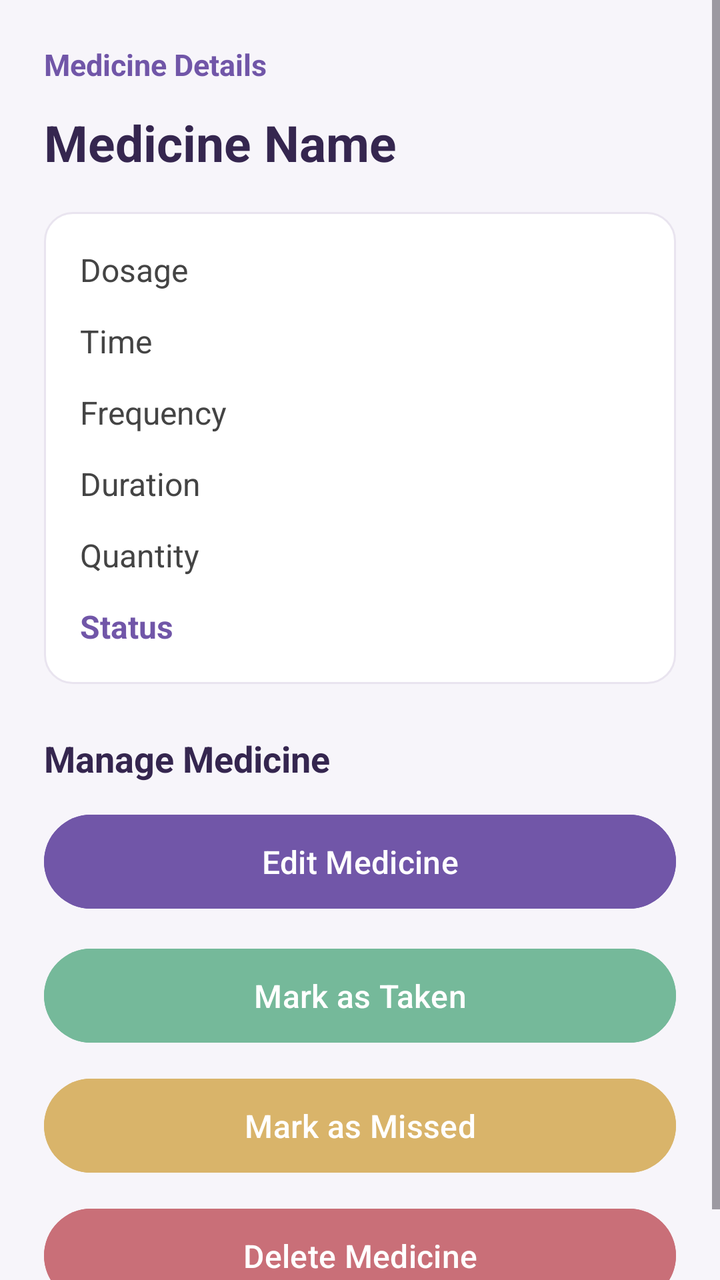
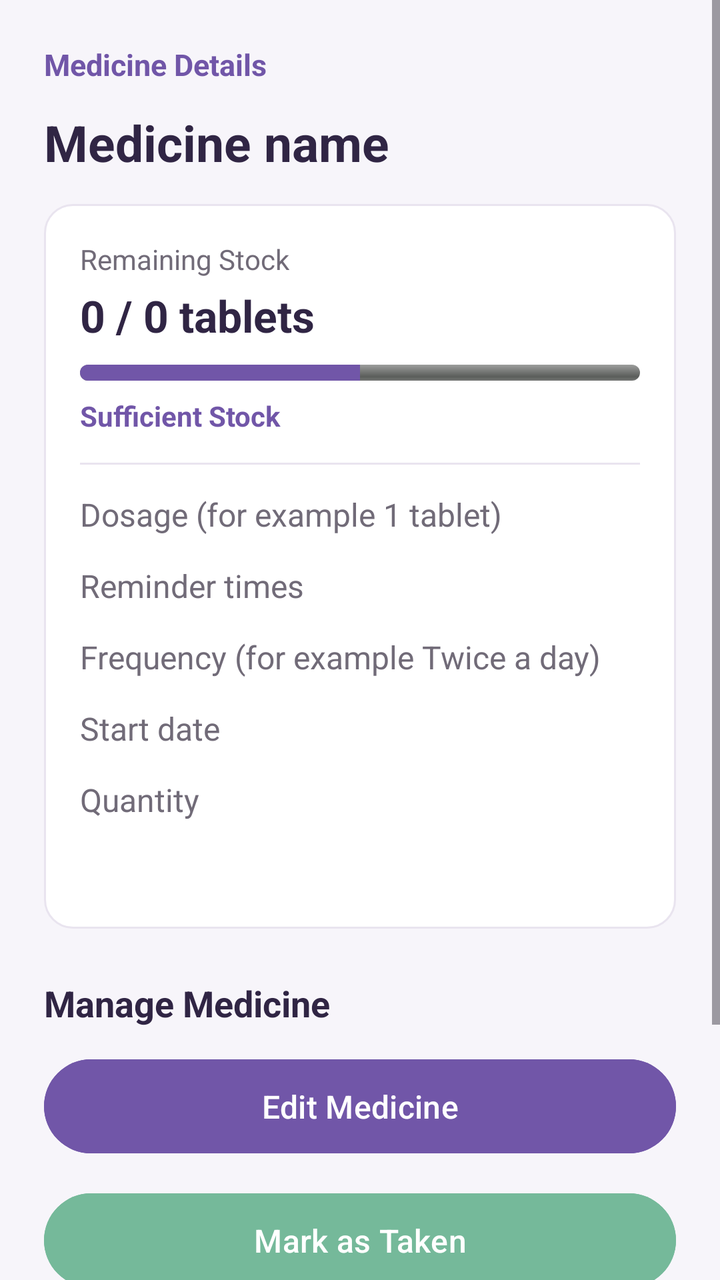

Before-and-after screenshots of an Android layout around one commit, followed by the original layout XML and the change that was made.
<!-- AndroidManifest.xml: application theme Theme.MediTrack -->
<!-- res/layout/activity_medicine_details.xml -->
<ScrollView xmlns:android="http://schemas.android.com/apk/res/android"
    android:layout_width="match_parent"
    android:layout_height="match_parent"
    android:background="#F7F5FA"
    android:fillViewport="true">

    <LinearLayout
        android:layout_width="match_parent"
        android:layout_height="wrap_content"
        android:orientation="vertical"
        android:padding="22dp">

        <TextView
            android:layout_width="match_parent"
            android:layout_height="wrap_content"
            android:text="Medicine Details"
            android:textColor="#7156A8"
            android:textSize="15sp"
            android:textStyle="bold"
            android:layout_marginBottom="12dp" />

        <TextView
            android:id="@+id/tvDetailName"
            android:layout_width="match_parent"
            android:layout_height="wrap_content"
            android:text="Medicine Name"
            android:textSize="25sp"
            android:textStyle="bold"
            android:textColor="#35264F"
            android:paddingBottom="18dp" />

        <LinearLayout
            android:layout_width="match_parent"
            android:layout_height="wrap_content"
            android:orientation="vertical"
            android:padding="18dp"
            android:background="@drawable/card_white">

            <TextView
                android:id="@+id/tvDetailDosage"
                android:layout_width="match_parent"
                android:layout_height="wrap_content"
                android:text="Dosage"
                android:textSize="16sp"
                android:textColor="#444444"
                android:paddingBottom="14dp" />

            <TextView
                android:id="@+id/tvDetailTime"
                android:layout_width="match_parent"
                android:layout_height="wrap_content"
                android:text="Time"
                android:textSize="16sp"
                android:textColor="#444444"
                android:paddingBottom="14dp" />

            <TextView
                android:id="@+id/tvDetailFrequency"
                android:layout_width="match_parent"
                android:layout_height="wrap_content"
                android:text="Frequency"
                android:textSize="16sp"
                android:textColor="#444444"
                android:paddingBottom="14dp" />

            <TextView
                android:id="@+id/tvDetailDates"
                android:layout_width="match_parent"
                android:layout_height="wrap_content"
                android:text="Duration"
                android:textSize="16sp"
                android:textColor="#444444"
                android:paddingBottom="14dp" />

            <TextView
                android:id="@+id/tvDetailQuantity"
                android:layout_width="match_parent"
                android:layout_height="wrap_content"
                android:text="Quantity"
                android:textSize="16sp"
                android:textColor="#444444"
                android:paddingBottom="14dp" />

            <TextView
                android:id="@+id/tvDetailStatus"
                android:layout_width="match_parent"
                android:layout_height="wrap_content"
                android:text="Status"
                android:textSize="16sp"
                android:textStyle="bold"
                android:textColor="#7156A8" />

        </LinearLayout>

        <TextView
            android:layout_width="match_parent"
            android:layout_height="wrap_content"
            android:text="Manage Medicine"
            android:textSize="18sp"
            android:textStyle="bold"
            android:textColor="#35264F"
            android:layout_marginTop="25dp"
            android:layout_marginBottom="12dp" />

        <Button
            android:id="@+id/btnEditMedicine"
            android:layout_width="match_parent"
            android:layout_height="55dp"
            android:text="Edit Medicine"
            android:textAllCaps="false"
            android:textSize="16sp"
            android:backgroundTint="#7156A8"
            android:textColor="#FFFFFF"
            android:layout_marginBottom="12dp" />

        <Button
            android:id="@+id/btnMarkTaken"
            android:layout_width="match_parent"
            android:layout_height="55dp"
            android:text="Mark as Taken"
            android:textAllCaps="false"
            android:textSize="16sp"
            android:backgroundTint="#75B99A"
            android:textColor="#FFFFFF"
            android:layout_marginBottom="10dp" />

        <Button
            android:id="@+id/btnMarkMissed"
            android:layout_width="match_parent"
            android:layout_height="55dp"
            android:text="Mark as Missed"
            android:textAllCaps="false"
            android:textSize="16sp"
            android:backgroundTint="#D9B46A"
            android:textColor="#FFFFFF"
            android:layout_marginBottom="10dp" />

        <Button
            android:id="@+id/btnDeleteMedicine"
            android:layout_width="match_parent"
            android:layout_height="55dp"
            android:text="Delete Medicine"
            android:textAllCaps="false"
            android:textSize="16sp"
            android:backgroundTint="#C96F78"
            android:textColor="#FFFFFF" />

    </LinearLayout>

</ScrollView>
<!-- resources referenced by this layout -->
<resources>
  <!-- drawable card_white (drawable) -->
  <shape xmlns:android="http://schemas.android.com/apk/res/android">
      <solid android:color="#FFFFFF" />
      <corners android:radius="14dp" />
      <stroke
          android:width="1dp"
          android:color="#E9E4EF" />
  </shape>
  <style name="Theme.MediTrack" parent="Base.Theme.MediTrack" />
  <style name="Base.Theme.MediTrack" parent="Theme.Material3.DayNight.NoActionBar">
          
          
      </style>
</resources>

<!-- the commit's change to res/layout/activity_medicine_details.xml (unified diff, before → after) -->
@@ -1,7 +1,7 @@
 <ScrollView xmlns:android="http://schemas.android.com/apk/res/android"
     android:layout_width="match_parent"
     android:layout_height="match_parent"
-    android:background="#F7F5FA"
+    android:background="@color/screen_background"
     android:fillViewport="true">
 
     <LinearLayout
@@ -9,96 +9,99 @@
         android:layout_height="wrap_content"
         android:orientation="vertical"
         android:padding="22dp">
-
         <TextView
             android:layout_width="match_parent"
             android:layout_height="wrap_content"
-            android:text="Medicine Details"
-            android:textColor="#7156A8"
-            android:textSize="15sp"
-            android:textStyle="bold"
-            android:layout_marginBottom="12dp" />
-
+            android:text="@string/medicine_details"
+            android:textColor="@color/accent" android:textSize="15sp"
+            android:textStyle="bold" android:layout_marginBottom="12dp"/>
         <TextView
             android:id="@+id/tvDetailName"
             android:layout_width="match_parent"
             android:layout_height="wrap_content"
-            android:text="Medicine Name"
+            android:text="@string/medicine_name_hint"
             android:textSize="25sp"
             android:textStyle="bold"
-            android:textColor="#35264F"
-            android:paddingBottom="18dp" />
-
+            android:textColor="@color/text_primary"
+            android:paddingBottom="14dp"/>
         <LinearLayout
             android:layout_width="match_parent"
             android:layout_height="wrap_content"
             android:orientation="vertical"
             android:padding="18dp"
             android:background="@drawable/card_white">
-
+            <TextView android:layout_width="wrap_content" android:layout_height="wrap_content"
+                android:text="@string/remaining_stock" android:textColor="@color/text_secondary"/>
+            <TextView android:id="@+id/tvDetailRemaining"
+                android:layout_width="match_parent" android:layout_height="wrap_content"
+                android:text="0 / 0 tablets" android:textSize="22sp" android:textStyle="bold"
+                android:textColor="@color/text_primary" android:layout_marginTop="4dp"/>
+            <ProgressBar android:id="@+id/progressStock" style="@android:style/Widget.ProgressBar.Horizontal"
+                android:layout_width="match_parent" android:layout_height="8dp"
+                android:layout_marginTop="10dp" android:max="100" android:progress="50"
+                android:progressTint="@color/accent"/>
+            <TextView android:id="@+id/tvDetailStatus" android:layout_width="wrap_content"
+                android:layout_height="wrap_content" android:text="@string/sufficient_stock"
+                android:textStyle="bold" android:textColor="@color/accent" android:layout_marginTop="8dp"/>
+            <View android:layout_width="match_parent" android:layout_height="1dp"
+                android:background="@color/divider" android:layout_marginVertical="14dp"/>
             <TextView
                 android:id="@+id/tvDetailDosage"
                 android:layout_width="match_parent"
                 android:layout_height="wrap_content"
-                android:text="Dosage"
+                android:text="@string/dosage_hint"
                 android:textSize="16sp"
-                android:textColor="#444444"
+                android:textColor="@color/text_secondary"
                 android:paddingBottom="14dp" />
 
             <TextView
                 android:id="@+id/tvDetailTime"
                 android:layout_width="match_parent"
                 android:layout_height="wrap_content"
-                android:text="Time"
+                android:text="@string/reminder_times"
                 android:textSize="16sp"
-                android:textColor="#444444"
+                android:textColor="@color/text_secondary"
                 android:paddingBottom="14dp" />
 
             <TextView
                 android:id="@+id/tvDetailFrequency"
                 android:layout_width="match_parent"
                 android:layout_height="wrap_content"
-                android:text="Frequency"
+                android:text="@string/frequency_hint"
                 android:textSize="16sp"
-                android:textColor="#444444"
+                android:textColor="@color/text_secondary"
                 android:paddingBottom="14dp" />
 
             <TextView
                 android:id="@+id/tvDetailDates"
                 android:layout_width="match_parent"
                 android:layout_height="wrap_content"
-                android:text="Duration"
+                android:text="@string/start_date_hint"
                 android:textSize="16sp"
-                android:textColor="#444444"
+                android:textColor="@color/text_secondary"
                 android:paddingBottom="14dp" />
 
             <TextView
                 android:id="@+id/tvDetailQuantity"
                 android:layout_width="match_parent"
                 android:layout_height="wrap_content"
-                android:text="Quantity"
+                android:text="@string/quantity_hint"
                 android:textSize="16sp"
-                android:textColor="#444444"
+                android:textColor="@color/text_secondary"
                 android:paddingBottom="14dp" />
 
-            <TextView
-                android:id="@+id/tvDetailStatus"
-                android:layout_width="match_parent"
-                android:layout_height="wrap_content"
-                android:text="Status"
-                android:textSize="16sp"
-                android:textStyle="bold"
-                android:textColor="#7156A8" />
-
+            <TextView android:id="@+id/tvDetailAmount"
+                android:layout_width="match_parent" android:layout_height="wrap_content"
+                android:textColor="@color/text_secondary" android:textSize="16sp"/>
         </LinearLayout>
 
         <TextView
             android:layout_width="match_parent"
             android:layout_height="wrap_content"
-            android:text="Manage Medicine"
+            android:text="@string/manage_medicine"
             android:textSize="18sp"
             android:textStyle="bold"
-            android:textColor="#35264F"
+            android:textColor="@color/text_primary"
             android:layout_marginTop="25dp"
             android:layout_marginBottom="12dp" />
 
@@ -106,40 +109,40 @@
             android:id="@+id/btnEditMedicine"
             android:layout_width="match_parent"
             android:layout_height="55dp"
-            android:text="Edit Medicine"
+            android:text="@string/edit_medicine"
             android:textAllCaps="false"
             android:textSize="16sp"
-            android:backgroundTint="#7156A8"
-            android:textColor="#FFFFFF"
+            android:backgroundTint="@color/accent"
+            android:textColor="@color/text_on_accent"
             android:layout_marginBottom="12dp" />
 
         <Button
             android:id="@+id/btnMarkTaken"
             android:layout_width="match_parent"
             android:layout_height="55dp"
-            android:text="Mark as Taken"
+            android:text="@string/mark_as_taken"
             android:textAllCaps="false"
             android:textSize="16sp"
             android:backgroundTint="#75B99A"
-            android:textColor="#FFFFFF"
+            android:textColor="@color/text_on_accent"
             android:layout_marginBottom="10dp" />
 
         <Button
             android:id="@+id/btnMarkMissed"
             android:layout_width="match_parent"
             android:layout_height="55dp"
-            android:text="Mark as Missed"
+            android:text="@string/automatic_missed_status"
             android:textAllCaps="false"
             android:textSize="16sp"
             android:backgroundTint="#D9B46A"
-            android:textColor="#FFFFFF"
+            android:textColor="@color/text_primary"
             android:layout_marginBottom="10dp" />
 
         <Button
             android:id="@+id/btnDeleteMedicine"
             android:layout_width="match_parent"
             android:layout_height="55dp"
-            android:text="Delete Medicine"
+            android:text="@string/delete_medicine"
             android:textAllCaps="false"
             android:textSize="16sp"
             android:backgroundTint="#C96F78"
<!-- resource entries referenced after the edit -->
@@ -1,17 +1,45 @@
 <!-- resources referenced by this layout -->
 <resources>
+  <color name="accent">#FF7156A8</color>
+  <color name="divider">#FFE9E4EF</color>
+  <color name="screen_background">#FFF7F5FA</color>
+  <color name="text_on_accent">#FFFFFFFF</color>
+  <color name="text_primary">#FF302544</color>
+  <color name="text_secondary">#FF716B78</color>
   <!-- drawable card_white (drawable) -->
   <shape xmlns:android="http://schemas.android.com/apk/res/android">
-      <solid android:color="#FFFFFF" />
+      <solid android:color="@color/card_background" />
       <corners android:radius="14dp" />
       <stroke
           android:width="1dp"
-          android:color="#E9E4EF" />
+          android:color="@color/divider" />
   </shape>
+  <string name="automatic_missed_status">Missed is automatic at the 90-minute deadline</string>
+  <string name="delete_medicine">Delete Medicine</string>
+  <string name="dosage_hint">Dosage (for example 1 tablet)</string>
+  <string name="edit_medicine">Edit Medicine</string>
+  <string name="frequency_hint">Frequency (for example Twice a day)</string>
+  <string name="manage_medicine">Manage Medicine</string>
+  <string name="mark_as_taken">Mark as Taken</string>
+  <string name="medicine_details">Medicine Details</string>
+  <string name="medicine_name_hint">Medicine name</string>
+  <string name="quantity_hint">Quantity</string>
+  <string name="remaining_stock">Remaining Stock</string>
+  <string name="reminder_times">Reminder times</string>
+  <string name="start_date_hint">Start date</string>
+  <string name="sufficient_stock">Sufficient Stock</string>
   <style name="Theme.MediTrack" parent="Base.Theme.MediTrack" />
+  <color name="card_background">#FFFFFFFF</color>
   <style name="Base.Theme.MediTrack" parent="Theme.Material3.DayNight.NoActionBar">
-          
-          
+          <item name="colorPrimary">@color/accent</item>
+          <item name="colorSecondary">@color/accent_dark</item>
+          <item name="android:colorAccent">@color/accent</item>
+          <item name="android:windowBackground">@color/screen_background</item>
+          <item name="android:statusBarColor">@color/screen_background</item>
+          <item name="android:navigationBarColor">@color/screen_background</item>
+          <item name="android:windowLightStatusBar">true</item>
+          <item name="android:windowActionModeOverlay">true</item>
       </style>
+  <color name="accent_dark">#FF58417E</color>
 </resources>
 
